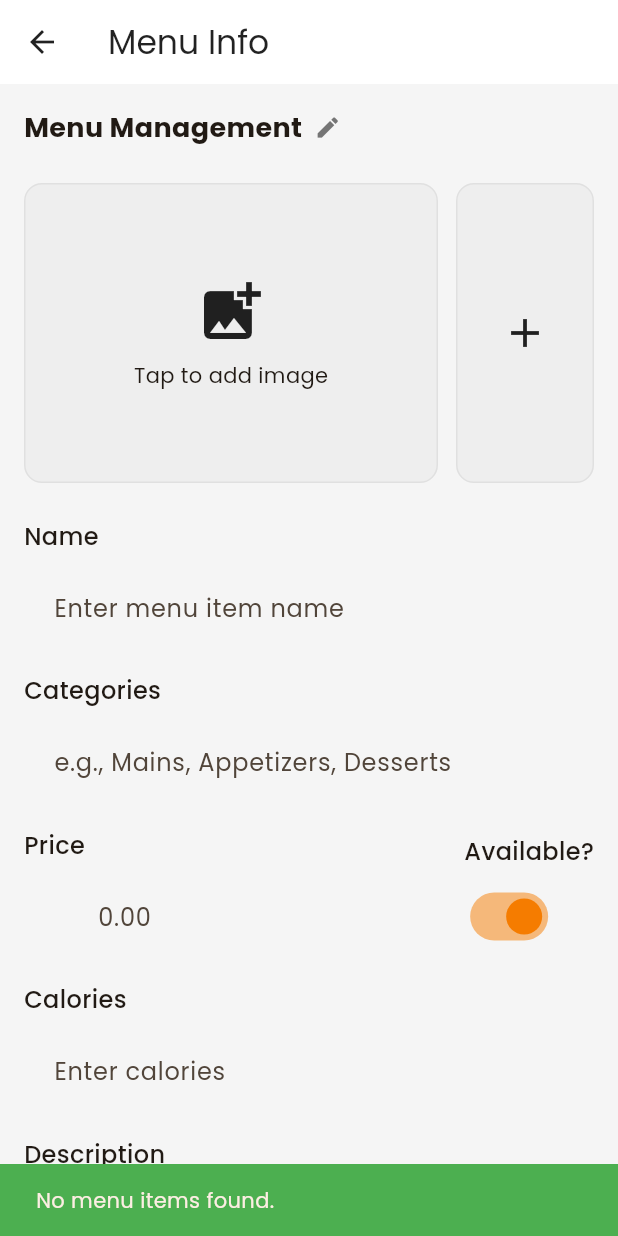
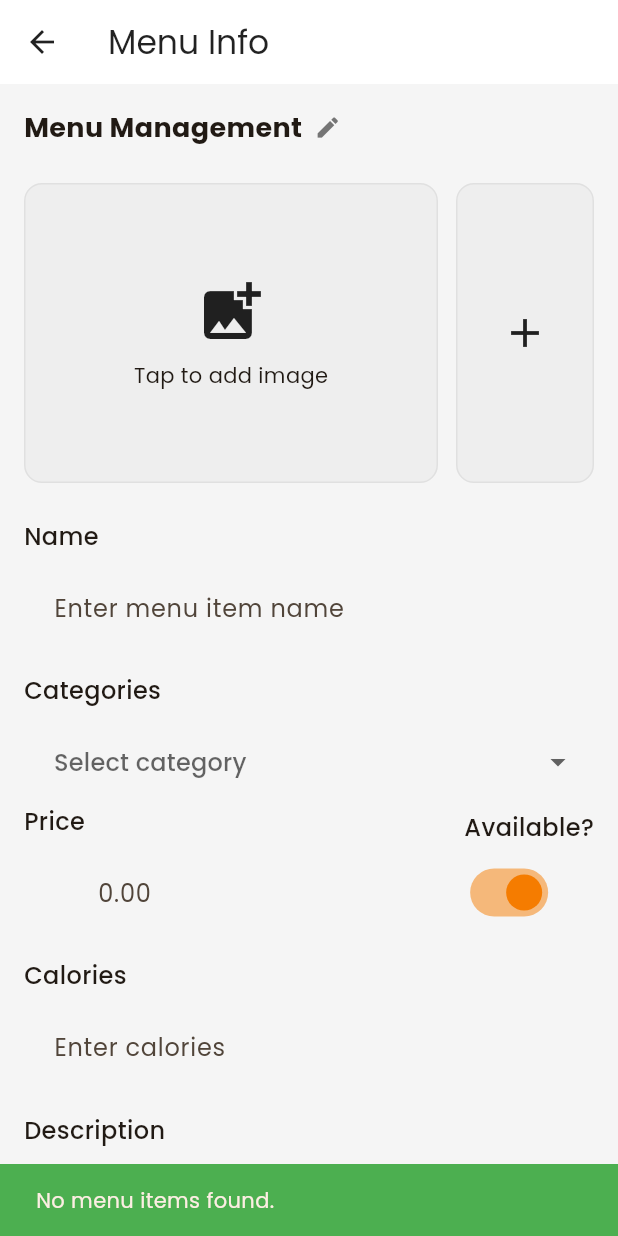
Before and after one commit to cindyyy11/MakanMate, a Flutter app: the MenuManagementPage screen opened directly, after a tap on "Add Menu", on a phone screen of 412 x 824 dp. Run offline on Flutter 3.47's test engine with Material 3 defaults, Android fonts, the phone set to English and light mode, and no system bars; our stand-ins replace bloc, cached_network_image, cloud_firestore, connectivity_plus, dartz, device_info_plus and 22 more; missing offline and left inert: tflite_flutter; accounts and stored records are empty; project files that could hold a hidden picture were left out.

Commit message:
Menu management
- dropdown for categories
- show the categories chosen on menu page only
- search bar visible, and more border when click on

```diff
--- a/lib/features/vendor/presentation/bloc/vendor_bloc.dart
+++ b/lib/features/vendor/presentation/bloc/vendor_bloc.dart
@@ -35,14 +35,29 @@ class VendorBloc extends Bloc<VendorEvent, VendorState> {
     emit(VendorLoading());
     try {
       final items = await getMenuItems();
+
+      // Extract unique categories
+      final Set<String> categorySet = {};
+      for (var item in items) {
+        if (item.category.isNotEmpty) {
+          categorySet.add(item.category);
+        }
+      }
+
+      final categories = ["All", ...categorySet];
+
       emit(VendorLoaded(
         items,
-        filteredMenu: items, // Initialize with all items
+        filteredMenu: items,
+        selectedCategory: null,
+        searchQuery: '',
+        categories: categories,
       ));
     } catch (e) {
       emit(VendorError(e.toString()));
     }
   }
+
 
   void _onSearchMenu(SearchMenuEvent event, Emitter emit) {
     if (state is! VendorLoaded) return;
@@ -55,17 +70,16 @@ class VendorBloc extends Bloc<VendorEvent, VendorState> {
     // Apply category filter if exists
     if (currentState.selectedCategory != null) {
       filtered = filtered.where((item) =>
-        item.category.toLowerCase() == currentState.selectedCategory!.toLowerCase()
-      ).toList();
+          item.category.toLowerCase() ==
+          currentState.selectedCategory!.toLowerCase()).toList();
     }
 
     // Apply search query
     if (query.isNotEmpty) {
-      filtered = filtered.where((item) {
-        return item.name.toLowerCase().contains(query) ||
-               item.description.toLowerCase().contains(query) ||
-               item.category.toLowerCase().contains(query);
-      }).toList();
+      filtered = filtered.where((item) =>
+          item.name.toLowerCase().contains(query) ||
+          item.description.toLowerCase().contains(query) ||
+          item.category.toLowerCase().contains(query)).toList();
     }
 
     emit(VendorLoaded(
@@ -73,6 +87,7 @@ class VendorBloc extends Bloc<VendorEvent, VendorState> {
       filteredMenu: filtered,
       selectedCategory: currentState.selectedCategory,
       searchQuery: query,
+      categories: currentState.categories,
     ));
   }
 
@@ -87,18 +102,16 @@ class VendorBloc extends Bloc<VendorEvent, VendorState> {
     // Apply category filter
     if (category != null) {
       filtered = filtered.where((item) =>
-        item.category.toLowerCase() == category.toLowerCase()
-      ).toList();
+          item.category.toLowerCase() == category.toLowerCase()).toList();
     }
 
-    // Apply search query if exists
+    // Apply search query
     if (currentState.searchQuery.isNotEmpty) {
-      final query = currentState.searchQuery;
-      filtered = filtered.where((item) {
-        return item.name.toLowerCase().contains(query) ||
-               item.description.toLowerCase().contains(query) ||
-               item.category.toLowerCase().contains(query);
-      }).toList();
+      final query = currentState.searchQuery.toLowerCase();
+      filtered = filtered.where((item) =>
+          item.name.toLowerCase().contains(query) ||
+          item.description.toLowerCase().contains(query) ||
+          item.category.toLowerCase().contains(query)).toList();
     }
 
     emit(VendorLoaded(
@@ -106,8 +119,10 @@ class VendorBloc extends Bloc<VendorEvent, VendorState> {
       filteredMenu: filtered,
       selectedCategory: category,
       searchQuery: currentState.searchQuery,
+      categories: currentState.categories,
     ));
   }
+
 
   Future<void> _onUploadImage(UploadImageEvent event, Emitter emit) async {
     try {
--- a/lib/features/vendor/presentation/bloc/vendor_state.dart
+++ b/lib/features/vendor/presentation/bloc/vendor_state.dart
@@ -8,14 +8,16 @@ class VendorLoading extends VendorState {}
 
 class VendorLoaded extends VendorState {
   final List<MenuItemEntity> menu;
-  final List<MenuItemEntity> filteredMenu; // Filtered/search results
+  final List<MenuItemEntity> filteredMenu;
   final String? selectedCategory;
+  final List<String> categories;
   final String searchQuery;
 
   VendorLoaded(
     this.menu, {
     List<MenuItemEntity>? filteredMenu,
     this.selectedCategory,
+    this.categories = const [],
     this.searchQuery = '',
   }) : filteredMenu = filteredMenu ?? menu;
 }
--- a/lib/features/vendor/presentation/pages/add_edit_menu_page.dart
+++ b/lib/features/vendor/presentation/pages/add_edit_menu_page.dart
@@ -292,29 +292,101 @@ class _AddEditMenuPageState extends State<AddEditMenuPage> {
                     ),
                     const SizedBox(height: 16),
 
-                    // Categories Field
+                    // Category Field
                     const Text(
                       'Categories',
                       style: TextStyle(fontSize: 16, fontWeight: FontWeight.w500),
                     ),
                     const SizedBox(height: 8),
-                    TextFormField(
-                      controller: _categoryController,
-                      enabled: !isLoading,
+
+                    DropdownButtonFormField<String>(
+                      value: _categoryController.text.isEmpty ? null : _categoryController.text,
                       decoration: InputDecoration(
-                        hintText: 'e.g., Mains, Appetizers, Desserts',
+                        hintText: 'Select category',
                         border: OutlineInputBorder(
                           borderRadius: BorderRadius.circular(8),
                         ),
                       ),
+                      items: [
+                        const DropdownMenuItem(value: 'Mains', child: Text('Mains')),
+                        const DropdownMenuItem(value: 'Special Deals', child: Text('Special Deals')),
+                        const DropdownMenuItem(value: 'Appetizers', child: Text('Appetizers')),
+                        const DropdownMenuItem(value: 'Desserts', child: Text('Desserts')),
+                        const DropdownMenuItem(value: 'Drinks', child: Text('Drinks')),
+                        const DropdownMenuItem(value: 'Snacks', child: Text('Snacks')),
+                        const DropdownMenuItem(value: 'Vegetarian', child: Text('Vegetarian')),
+
+                        // Divider (non-selectable)
+                        const DropdownMenuItem(
+                          enabled: false,
+                          child: Divider(),
+                        ),
+
+                        // Custom category option
+                        const DropdownMenuItem(
+                          value: 'custom',
+                          child: Text(
+                            '+ Add Custom Category',
+                            style: TextStyle(color: Colors.blue),
+                          ),
+                        ),
+                      ],
+
+                      onChanged: (value) async {
+                        if (value == 'custom') {
+                          // show dialog to input custom category
+                          final customCategory = await showDialog<String>(
+                            context: context,
+                            builder: (ctx) {
+                              final TextEditingController customCtrl = TextEditingController();
+
+                              return AlertDialog(
+                                title: const Text('Add Custom Category'),
+                                content: TextField(
+                                  controller: customCtrl,
+                                  decoration: const InputDecoration(
+                                    hintText: 'Enter your custom category',
+                                  ),
+                                ),
+                                actions: [
+                                  TextButton(
+                                    onPressed: () => Navigator.pop(ctx),
+                                    child: const Text('Cancel'),
+                                  ),
+                                  ElevatedButton(
+                                    onPressed: () {
+                                      if (customCtrl.text.trim().isNotEmpty) {
+                                        Navigator.pop(ctx, customCtrl.text.trim());
+                                      }
+                                    },
+                                    child: const Text('Add'),
+                                  ),
+                                ],
+                              );
+                            },
+                          );
+
+                          if (customCategory != null && customCategory.isNotEmpty) {
+                            setState(() {
+                              _categoryController.text = customCategory;
+                            });
+                          }
+                        } else {
+                          // normal category selection
+                          setState(() {
+                            _categoryController.text = value!;
+                          });
+                        }
+                      },
+
                       validator: (value) {
-                        if (value == null || value.trim().isEmpty) {
-                          return 'Please enter a category';
+                        if (_categoryController.text.trim().isEmpty) {
+                          return 'Please select a category';
                         }
                         return null;
                       },
                     ),
-                    const SizedBox(height: 16),
+
 
                     // Price and Available Toggle
                     Row(
--- a/lib/features/vendor/presentation/pages/menu_management_page.dart
+++ b/lib/features/vendor/presentation/pages/menu_management_page.dart
@@ -16,13 +16,6 @@ class MenuManagementPage extends StatefulWidget {
 
 class _MenuManagementPageState extends State<MenuManagementPage> {
   final TextEditingController _searchController = TextEditingController();
-  final List<String> _categories = [
-    'All',
-    'Mains',
-    'Appetizers',
-    'Desserts',
-    'Drinks',
-  ];
 
   @override
   void initState() {
@@ -145,11 +138,28 @@ class _MenuManagementPageState extends State<MenuManagementPage> {
                                 },
                               )
                             : null,
-                        border: OutlineInputBorder(
+
+                        // Normal border
+                        enabledBorder: OutlineInputBorder(
                           borderRadius: BorderRadius.circular(12),
+                          borderSide: const BorderSide(
+                            color: Colors.orange,    // <- Visible border color
+                            width: 1.5,
+                          ),
                         ),
+
+                        // Border when clicked (focused)
+                        focusedBorder: OutlineInputBorder(
+                          borderRadius: BorderRadius.circular(12),
+                          borderSide: const BorderSide(
+                            color: Colors.deepOrange, // <- Stronger focus color
+                            width: 2.0,
+                          ),
+                        ),
+
                         filled: true,
-                        fillColor: Colors.grey[100],
+                        fillColor: Colors.white, // Cleaner white background
+                        contentPadding: const EdgeInsets.symmetric(vertical: 12),
                       ),
                       onChanged: (value) {
                         context.read<VendorBloc>().add(SearchMenuEvent(value));
@@ -157,48 +167,42 @@ class _MenuManagementPageState extends State<MenuManagementPage> {
                     ),
                   ),
 
-                  // Category Filters
+                  // Dynamic Category Filters
                   SizedBox(
                     height: 50,
                     child: ListView.builder(
                       scrollDirection: Axis.horizontal,
                       padding: const EdgeInsets.symmetric(horizontal: 16),
-                      itemCount: _categories.length,
+                      itemCount: state.categories.length,
                       itemBuilder: (context, index) {
-                        final category = _categories[index];
+                        final category = state.categories[index];
                         final isSelected =
                             (category == 'All' && selectedCategory == null) ||
                             (category != 'All' &&
-                                selectedCategory?.toLowerCase() ==
-                                    category.toLowerCase());
+                                selectedCategory?.toLowerCase() == category.toLowerCase());
 
                         return Padding(
                           padding: const EdgeInsets.only(right: 8),
                           child: FilterChip(
                             label: Text(category),
                             selected: isSelected,
-                            onSelected: (selected) {
+                            onSelected: (_) {
                               context.read<VendorBloc>().add(
-                                FilterByCategoryEvent(
-                                  category == 'All' ? null : category,
-                                ),
-                              );
+                                    FilterByCategoryEvent(
+                                        category == 'All' ? null : category),
+                                  );
                             },
                             selectedColor: Colors.orange[300],
                             checkmarkColor: Colors.white,
                             labelStyle: TextStyle(
                               color: isSelected ? Colors.white : Colors.black87,
-                              fontWeight: isSelected
-                                  ? FontWeight.bold
-                                  : FontWeight.normal,
+                              fontWeight: isSelected ? FontWeight.bold : FontWeight.normal,
                             ),
                           ),
                         );
                       },
                     ),
                   ),
-
-                  const SizedBox(height: 8),
 
                   // Menu Items List
                   Expanded(
```
Also changed, not shown: lib/main.dart (line endings or trailing spaces).
